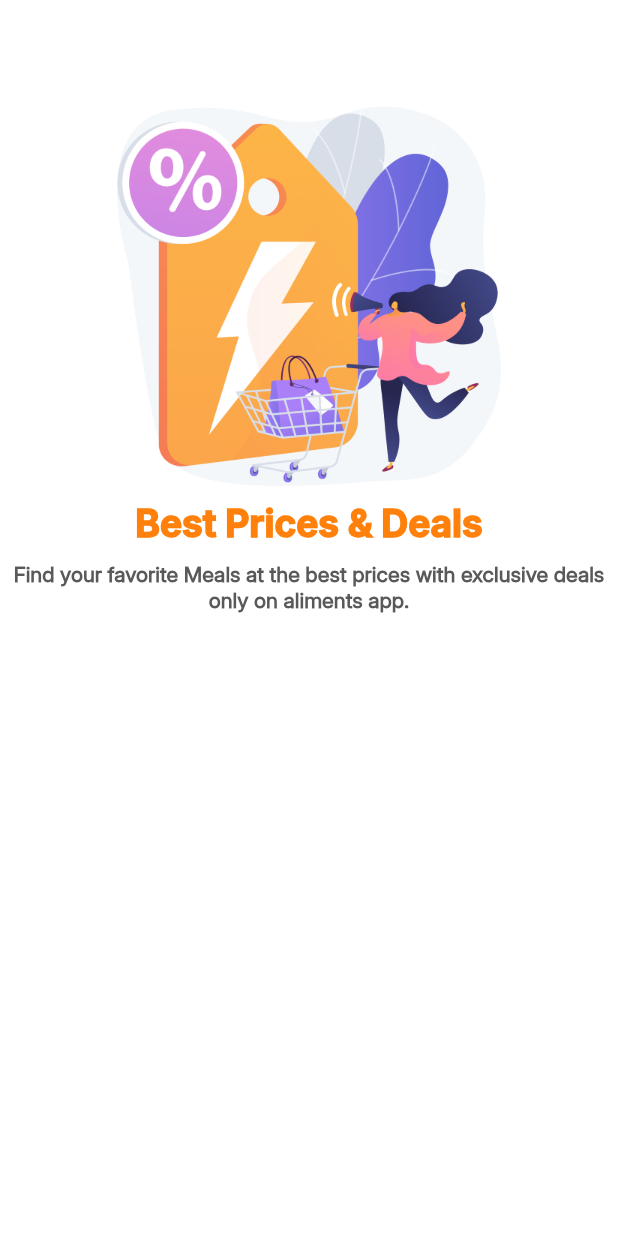
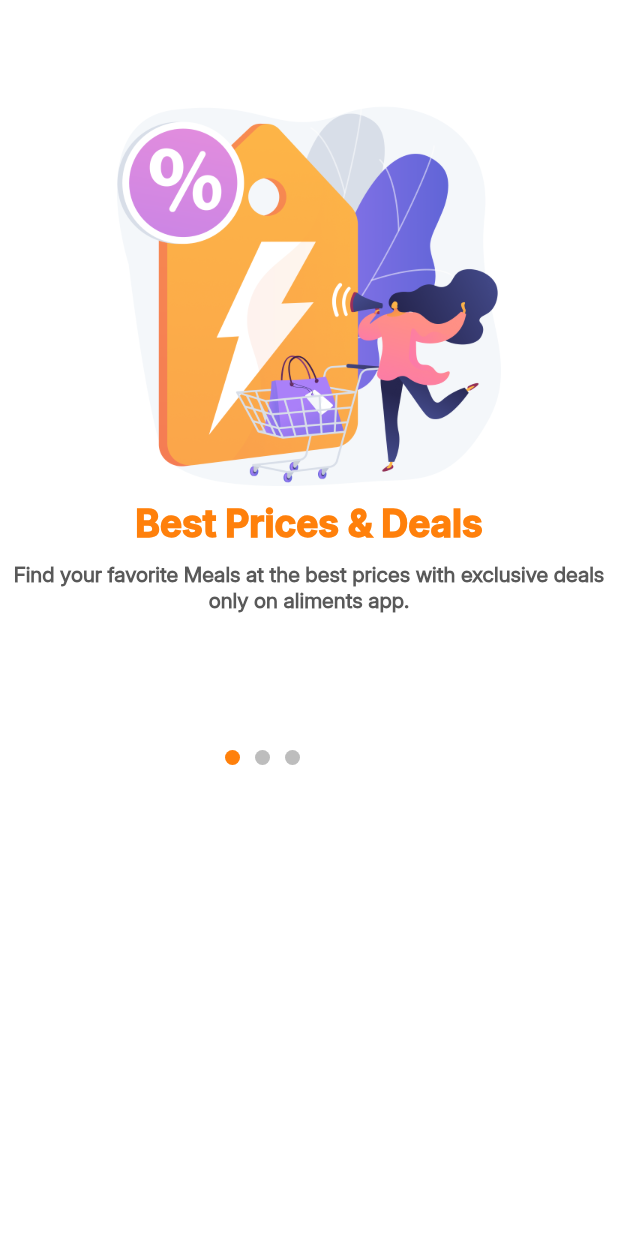
Before and after one commit to Developer-Waqas/Login-SignUp_UI, a Flutter app: the screen it shows after launch, on a phone screen of 412 x 824 dp. Run offline on Flutter 3.47's test engine with Material 3 defaults, Android fonts, the phone set to English and light mode, and no system bars; our stand-ins replace get.

Commit message:
Initial commit

```diff
--- a/lib/constants/app_color/app_color.dart
+++ b/lib/constants/app_color/app_color.dart
@@ -1,8 +1,11 @@
 import 'package:flutter/material.dart';
 
-const Color primaryColor = Color(0xffFF800B);
-const Color secondaryColor1 = Color(0xff595959);
-const Color secondaryColor2 = Color(0xff161616);
-const Color secondaryColor3 = Color(0xffffffff);
-const Color primaryGradColor = Color(0xffFF9B63);
-const Color secondaryGradColor = Color(0xffFF621F);
+class AppColors {
+  Color primaryColor = Color(0xffFF800B);
+  Color secondaryColor1 = Color(0xff595959);
+  Color secondaryColor2 = Color(0xff161616);
+  Color secondaryColor3 = Color(0xffffffff);
+  Color primaryGradColor = Color(0xffFF9B63);
+  Color secondaryGradColor = Color(0xffFF621F);
+  Color greyColor = Color(0xffBDBDBD);
+}
--- a/lib/constants/app_linker/app_linker.dart
+++ b/lib/constants/app_linker/app_linker.dart
@@ -4,9 +4,9 @@
 export 'package:login_signup_ui/constants/app_image_assets/app_image_assets.dart';
 export 'package:login_signup_ui/screens/onboarding_screen/onboarding_screen.dart';
 export 'package:login_signup_ui/constants/app_color/app_color.dart';
-export 'package:login_signup_ui/controller/splash_controller.dart';
+export 'package:login_signup_ui/controller/getx/splash_controller.dart';
 export 'package:login_signup_ui/screens/splash_screen/splash_screen.dart';
 export 'package:login_signup_ui/constants/app_strings/app_string.dart';
 export 'package:login_signup_ui/constants/app_style/app_style.dart';
 export 'package:login_signup_ui/models/onboarding_model.dart';
-export 'package:login_signup_ui/controller/onboarding_controller.dart';
+export 'package:login_signup_ui/controller/getx/onboarding_controller.dart';
--- a/lib/controller/onboarding_controller.dart
+++ b/lib/controller/getx/onboarding_controller.dart
@@ -1,6 +1,16 @@
-import '../constants/app_linker/app_linker.dart';
+import '../../constants/app_linker/app_linker.dart';
+
+PageController pageController = PageController();
 
 class OnboardingController extends GetxController {
+  // Selected Page Index
+  var selectedPageIndex = 0.obs;
+
+  // Change Index Method
+  void changeIndex(int newIndex) {
+    selectedPageIndex.value = newIndex;
+  }
+
   // Onboarding Page List
   List<OnboardingModel> onboardingPages = [
     OnboardingModel(
--- a/lib/main.dart
+++ b/lib/main.dart
@@ -1,5 +1,3 @@
-
-
 import 'constants/app_linker/app_linker.dart';
 
 void main() {
@@ -15,10 +13,10 @@
     return GetMaterialApp(
       debugShowCheckedModeBanner: false,
       theme: ThemeData(
-        colorScheme: ColorScheme.fromSeed(seedColor: primaryColor),
+        colorScheme: ColorScheme.fromSeed(seedColor: AppColors().primaryColor),
         useMaterial3: true,
       ),
-      home:  SplashScreen(),
+      home: SplashScreen(),
     );
   }
 }
--- a/lib/screens/onboarding_screen/onboarding_screen.dart
+++ b/lib/screens/onboarding_screen/onboarding_screen.dart
@@ -7,13 +7,18 @@
 
   @override
   Widget build(BuildContext context) {
-    return PageView.builder(
+    return Stack(
+      children: [
+        PageView.builder(
+            onPageChanged: onboardingController.changeIndex,
+            controller: PageController(),
             itemCount: onboardingController.onboardingPages.length,
             itemBuilder: (context, index) {
               return Container(
                 decoration: BoxDecoration(color: Colors.white),
                 child: Padding(
-              padding: const EdgeInsets.symmetric(horizontal: 8, vertical: 8),
+                  padding:
+                      const EdgeInsets.symmetric(horizontal: 8, vertical: 8),
                   child: Column(
                     mainAxisAlignment: MainAxisAlignment.start,
                     crossAxisAlignment: CrossAxisAlignment.center,
@@ -36,10 +41,42 @@
                         style: AppStyle.subHeadingStyle2,
                         textAlign: TextAlign.center,
                       ),
+                      SizedBox(
+                        height: 50,
+                      ),
                     ],
                   ),
                 ),
               );
-        });
+            }),
+        Positioned(
+          top: 500,
+          left: 145,
+          child: Obx(
+            () => Row(
+              mainAxisAlignment: MainAxisAlignment.center,
+              crossAxisAlignment: CrossAxisAlignment.center,
+              children: List.generate(
+                onboardingController.onboardingPages.length,
+                (index) => Container(
+                  margin: const EdgeInsets.symmetric(horizontal: 5),
+                  height: 10,
+                  width: 10,
+                  decoration: BoxDecoration(
+                    shape: BoxShape.circle,
+                    color: index == onboardingController.selectedPageIndex.value
+                        ? AppColors().primaryColor
+                        : AppColors().greyColor,
+                  ),
+                ),
+              ),
+            ),
+          ),
+        ),
+        SizedBox(
+          height: 50,
+        )
+      ],
+    );
   }
 }
--- a/lib/screens/splash_screen/splash_screen.dart
+++ b/lib/screens/splash_screen/splash_screen.dart
@@ -14,8 +14,8 @@
             begin: Alignment.topCenter,
             end: Alignment.bottomCenter,
             colors: [
-              primaryGradColor,
-              secondaryGradColor,
+              AppColors().primaryGradColor,
+              AppColors().secondaryGradColor,
             ],
           ),
         ),
```
Also changed, not shown: lib/controller/getx/splash_controller.dart (renamed from lib/controller/splash_controller.dart). Lines whose indentation alone changed are shown as unchanged.
